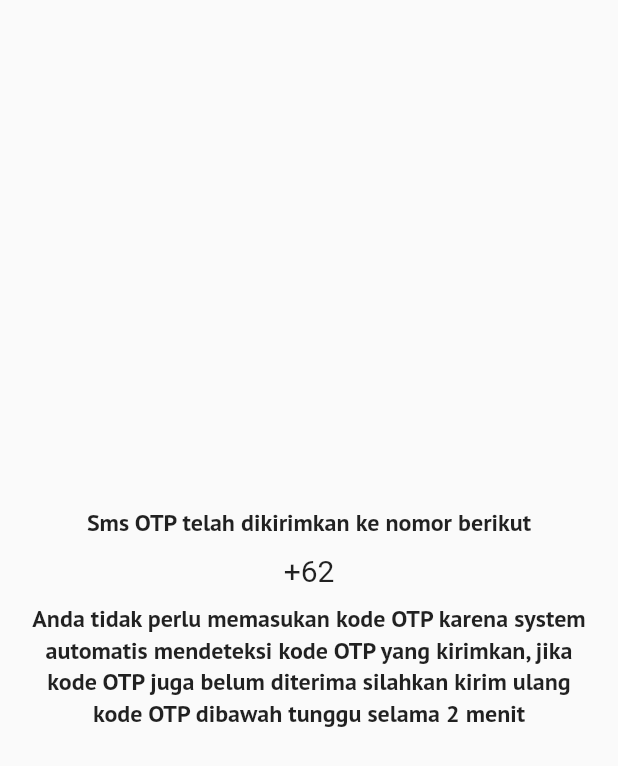
After one commit to gozadev/flutter-aplication, a Flutter app: the screen it shows after launch, after a tap on "Submit", on a phone screen of 412 x 824 dp. The commit adds this screen. Shown: the top 766 px of the screen. Run offline on Flutter 3.47's test engine with Material 2 defaults, Android fonts, the phone set to English and light mode, and no system bars; our stand-ins replace firebase_auth, firebase_core, google_fonts; accounts and stored records are empty; Roboto replaces fonts that are missing (Ubuntu).

Commit message:
add new sms otp page and add get data from phone_otp page

```diff
--- a/lib/auth/phone_auth.dart
+++ b/lib/auth/phone_auth.dart
@@ -1,8 +1,10 @@
 // ignore_for_file: prefer_const_constructors
 
+import 'package:firebase_auth/firebase_auth.dart';
 import 'package:flutter/material.dart';
 import 'package:flutter/src/foundation/key.dart';
 import 'package:flutter/src/widgets/framework.dart';
+import 'package:flutter_application/auth/sms_otp.dart';
 import 'package:google_fonts/google_fonts.dart';
 
 class PhoneAuth extends StatefulWidget {
@@ -13,6 +15,36 @@ class PhoneAuth extends StatefulWidget {
 }
 
 class _PhoneAuthState extends State<PhoneAuth> {
+  final _phoneNumber = TextEditingController();
+  // String _verificationId = "";
+  // Future phoneCheck() async {
+  // await FirebaseAuth.instance.verifyPhoneNumber(
+  //     phoneNumber: "+62" + _phoneNumber.text,
+  //     verificationCompleted: (PhoneAuthCredential credential) async {
+  //       await FirebaseAuth.instance
+  //           .signInWithCredential(credential)
+  //           .then((value) async {
+  //         if (value.user != null) {
+  //           print('user loggin in');
+  //         }
+  //       });
+  //     },
+  //     verificationFailed: (FirebaseAuthException e) {
+  //       print(e.message);
+  //     },
+  //     codeSent: (String verficationId, int? resendToken) {
+  //       setState(() {
+  //         _verificationId = verficationId;
+  //       });
+  //     },
+  //     codeAutoRetrievalTimeout: (String verficationId) {
+  //       setState(() {
+  //         _verificationId = verficationId;
+  //       });
+  //     },
+  //     timeout: Duration(seconds: 120));
+  // }
+
   @override
   Widget build(BuildContext context) {
     return Scaffold(
@@ -56,6 +88,7 @@ class _PhoneAuthState extends State<PhoneAuth> {
                     borderRadius: BorderRadius.circular(10)),
                 padding: EdgeInsets.symmetric(horizontal: 20),
                 child: TextField(
+                  controller: _phoneNumber,
                   decoration: InputDecoration(
                       border: InputBorder.none,
                       hintText: "Masukan No Handphone Anda"),
@@ -66,6 +99,11 @@ class _PhoneAuthState extends State<PhoneAuth> {
             // submit
             Padding(
               padding: const EdgeInsets.symmetric(horizontal: 25),
+              child: GestureDetector(
+                onTap: () {
+                  Navigator.of(context).push(MaterialPageRoute(
+                      builder: (context) => SmsOtp(_phoneNumber.text)));
+                },
                 child: Container(
                   padding: EdgeInsets.all(25),
                   decoration: BoxDecoration(
@@ -78,6 +116,7 @@ class _PhoneAuthState extends State<PhoneAuth> {
                           fontWeight: FontWeight.bold,
                           fontSize: 18,
                           color: Colors.white),
+                    ),
                   ),
                 ),
               ),
--- /dev/null
+++ b/lib/auth/sms_otp.dart
@@ -0,0 +1,66 @@
+// ignore_for_file: prefer_const_constructors
+
+import 'package:flutter/material.dart';
+import 'package:flutter/src/foundation/key.dart';
+import 'package:flutter/src/widgets/framework.dart';
+import 'package:google_fonts/google_fonts.dart';
+
+class SmsOtp extends StatefulWidget {
+  final String phoneNumber;
+
+  SmsOtp(this.phoneNumber);
+
+  @override
+  State<SmsOtp> createState() => _SmsOtpState();
+}
+
+class _SmsOtpState extends State<SmsOtp> {
+  // ignore: unused_element
+
+  // fungsi untuk menjalankan fungsi saat page dibuka
+  // void initState() {
+  //   super.initState();
+  //   WidgetsBinding.instance.addPostFrameCallback((_) => phoneCheck());
+  // }
+
+  Future phoneCheck() async {
+    print("test menjalankan function");
+  }
+
+  @override
+  Widget build(BuildContext context) {
+    return Scaffold(
+      body: SafeArea(
+        child: Center(
+            child: Column(
+          mainAxisAlignment: MainAxisAlignment.center,
+          children: [
+            Text(
+              'Sms OTP telah dikirimkan ke nomor berikut',
+              style:
+                  GoogleFonts.ptSans(fontSize: 16, fontWeight: FontWeight.bold),
+            ),
+            // ignore: prefer_const_constructors
+            SizedBox(
+              height: 10,
+            ),
+            Text('+62${widget.phoneNumber}',
+                style: GoogleFonts.ubuntu(fontSize: 20)),
+            SizedBox(
+              height: 10,
+            ),
+            Padding(
+              padding: const EdgeInsets.symmetric(horizontal: 20),
+              child: Text(
+                'Anda tidak perlu memasukan kode OTP karena system automatis mendeteksi kode OTP yang kirimkan, jika kode OTP juga belum diterima silahkan kirim ulang kode OTP dibawah tunggu selama 2 menit ',
+                style: GoogleFonts.ptSans(
+                    fontSize: 16, fontWeight: FontWeight.bold),
+                textAlign: TextAlign.center,
+              ),
+            ),
+          ],
+        )),
+      ),
+    );
+  }
+}
```
Also changed, not shown: 1 other file. Lines whose indentation alone changed are shown as unchanged.
